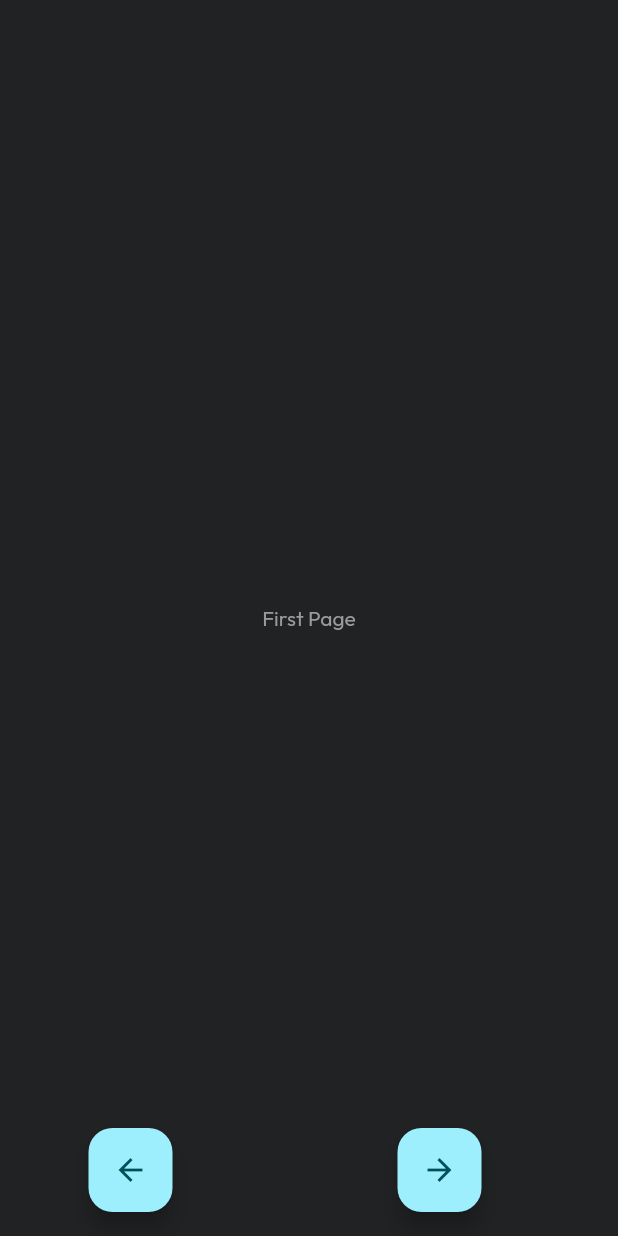
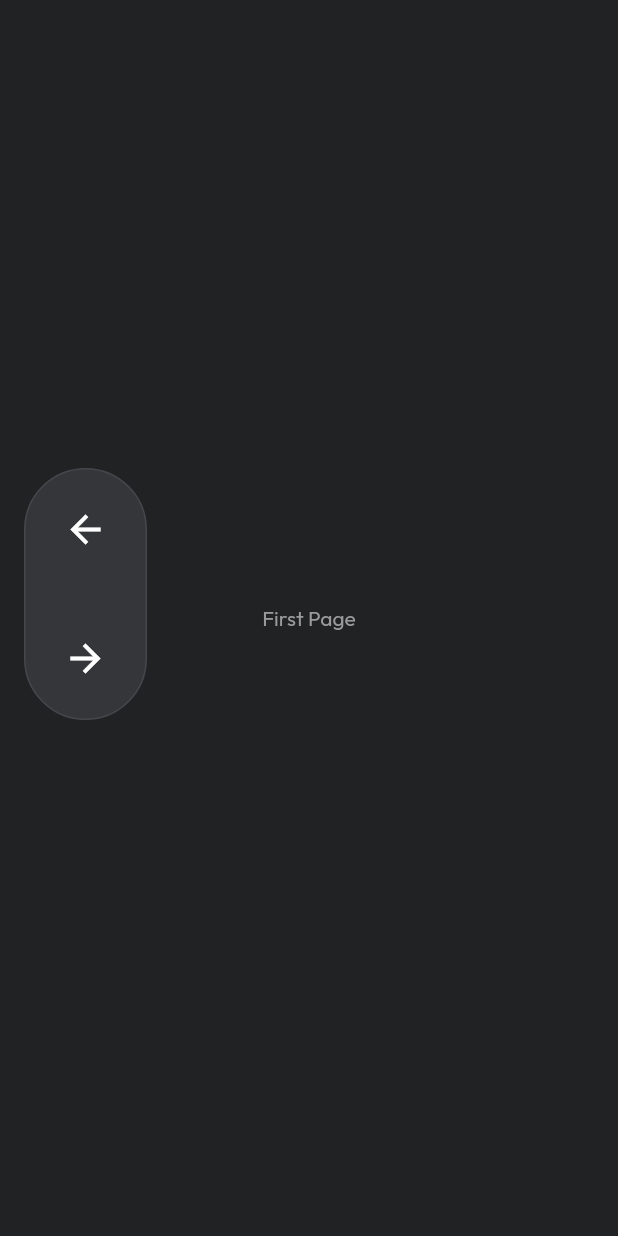
Before and after one commit to faiqkhan480/portfoli, a Flutter app: the screen it shows after launch, scrolled down 576 dp, after a tap on the "arrow back" icon, on a phone screen of 412 x 824 dp. Run offline on Flutter 3.47's test engine with Material 2 defaults, Android fonts, the light colour scheme and no system bars; our stand-ins replace flutter_svg, google_fonts; missing offline and left inert: dart:html, dart:js, marqueer, web_smooth_scroll; network calls fail.

Commit message:
create custom fab.

```diff
--- a/lib/screens/home.dart
+++ b/lib/screens/home.dart
@@ -1,4 +1,5 @@
 import 'package:flutter/material.dart';
+import 'package:portfoli/utils/size_config.dart';
 
 import 'projects.dart';
 
@@ -30,19 +31,40 @@ class _HomeState extends State<Home> {
           ),
         ],
       ),
-
-      floatingActionButton: Row(
-        mainAxisAlignment: MainAxisAlignment.spaceAround,
-        children: [
-          FloatingActionButton(
-            onPressed: previousPage,
-            child: const Icon(Icons.arrow_back),
+      floatingActionButtonLocation: FloatingActionButtonLocation.startFloat,
+      floatingActionButton: Align(
+        alignment: Alignment.centerLeft,
+        child: Container(
+          decoration: BoxDecoration(
+            color: const Color(0xFF343639),
+            borderRadius: BorderRadius.circular(50),
+            border: Border.all(color: const Color(0xFF44474b))
           ),
-          FloatingActionButton(
-            onPressed: nextPage,
-            child: const Icon(Icons.arrow_forward),
+          padding: const EdgeInsets.all(5),
+          child: Column(
+            mainAxisAlignment: MainAxisAlignment.center,
+            mainAxisSize: MainAxisSize.min,
+            children: [
+              IconButton(
+                onPressed: previousPage,
+                hoverColor: Colors.black,
+                color: Colors.white,
+                iconSize: 30,
+                padding: const EdgeInsets.all(20),
+                icon: const Icon(Icons.arrow_back),
+              ),
+              const EmptySpace.v2(),
+              IconButton(
+                onPressed: nextPage,
+                hoverColor: Colors.black,
+                color: Colors.white,
+                iconSize: 30,
+                padding: const EdgeInsets.all(20),
+                icon: const Icon(Icons.arrow_forward),
+              ),
+            ],
           ),
-        ],
+        ),
       ),
     );
   }
```
